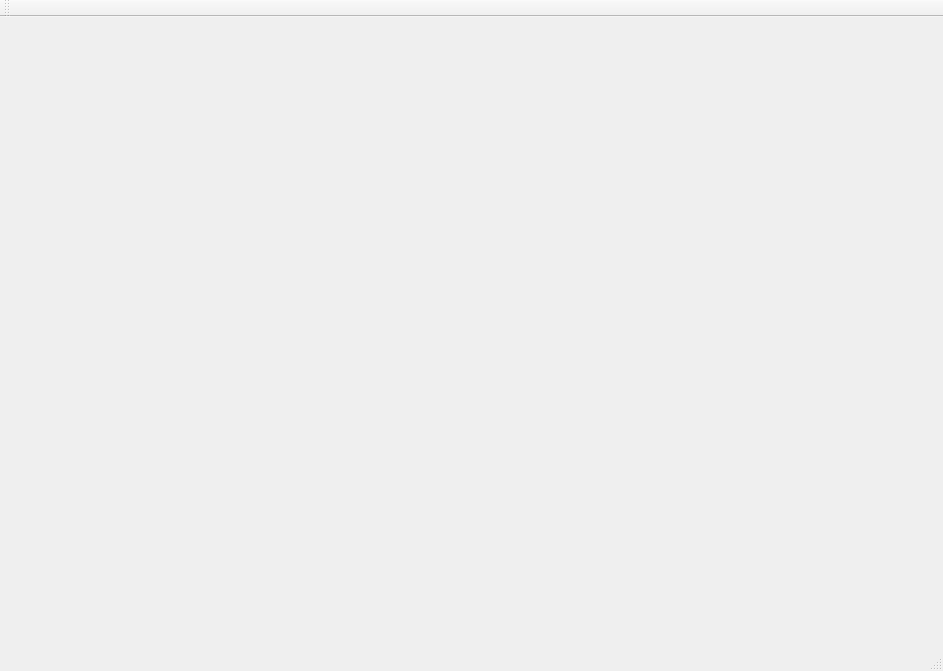
First picture: the form in mainwindow.ui, repository goodgodgd/PointCloudApps, before the edit.
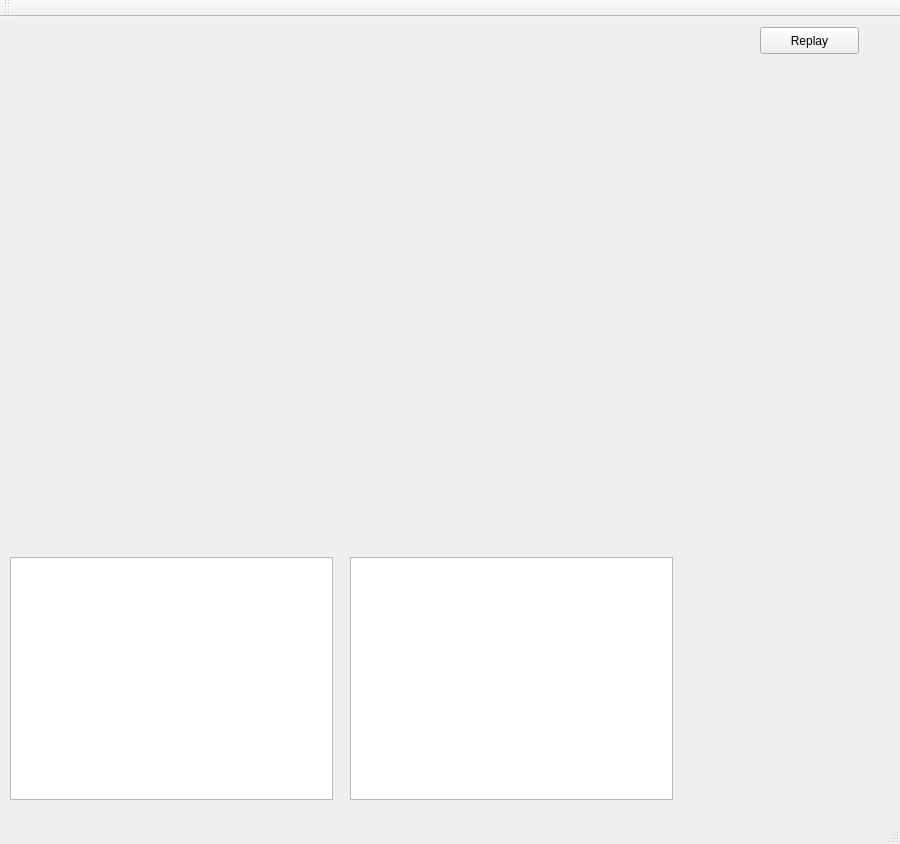
Second picture: the form after the edit.

```diff
--- a/mainwindow.ui
+++ b/mainwindow.ui
@@ -6,8 +6,8 @@
    <rect>
     <x>0</x>
     <y>0</y>
-    <width>943</width>
-    <height>671</height>
+    <width>900</width>
+    <height>844</height>
    </rect>
   </property>
   <property name="windowTitle">
@@ -25,6 +25,55 @@
     </property>
     <layout class="QVBoxLayout" name="verticalLayout"/>
    </widget>
+   <widget class="QPushButton" name="pushButton_Replay">
+    <property name="geometry">
+     <rect>
+      <x>760</x>
+      <y>10</y>
+      <width>99</width>
+      <height>27</height>
+     </rect>
+    </property>
+    <property name="text">
+     <string>Replay</string>
+    </property>
+   </widget>
+   <widget class="QGraphicsView" name="graphicsView_Color">
+    <property name="geometry">
+     <rect>
+      <x>10</x>
+      <y>540</y>
+      <width>323</width>
+      <height>243</height>
+     </rect>
+    </property>
+    <property name="sceneRect">
+     <rectf>
+      <x>0.000000000000000</x>
+      <y>0.000000000000000</y>
+      <width>320.000000000000000</width>
+      <height>240.000000000000000</height>
+     </rectf>
+    </property>
+   </widget>
+   <widget class="QGraphicsView" name="graphicsView_Depth">
+    <property name="geometry">
+     <rect>
+      <x>350</x>
+      <y>540</y>
+      <width>323</width>
+      <height>243</height>
+     </rect>
+    </property>
+    <property name="sceneRect">
+     <rectf>
+      <x>0.000000000000000</x>
+      <y>0.000000000000000</y>
+      <width>320.000000000000000</width>
+      <height>240.000000000000000</height>
+     </rectf>
+    </property>
+   </widget>
   </widget>
   <widget class="QMenuBar" name="menuBar">
    <property name="geometry">
```
Left out of the diff: 2 changed lines with no effect on the pictures.
